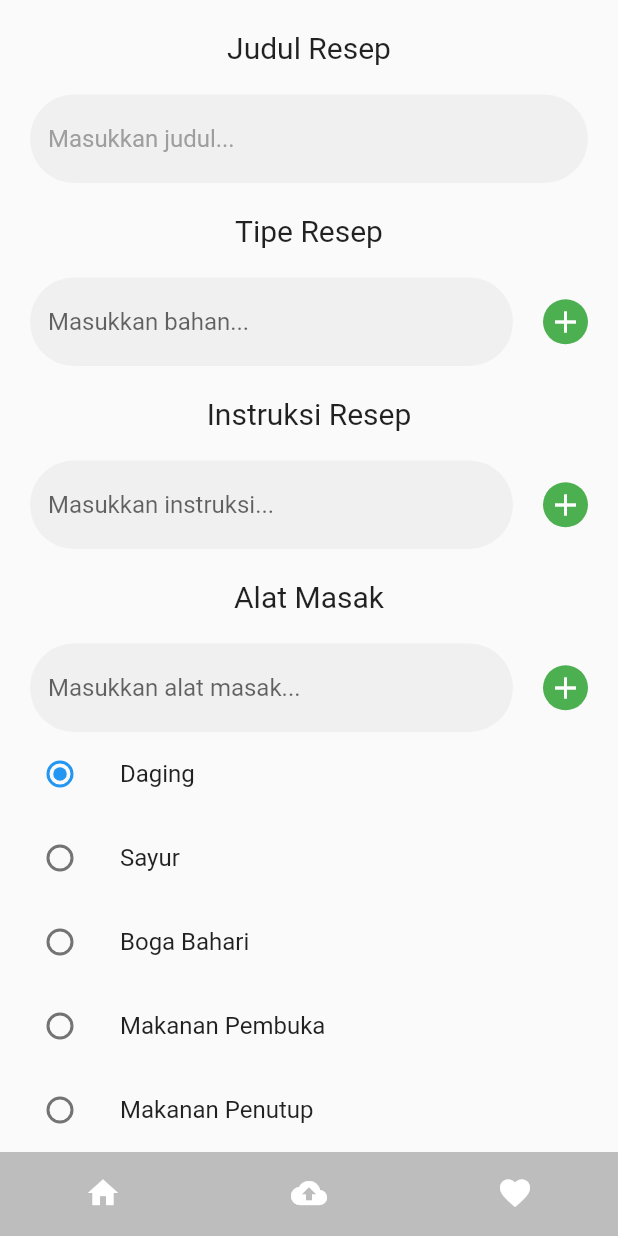
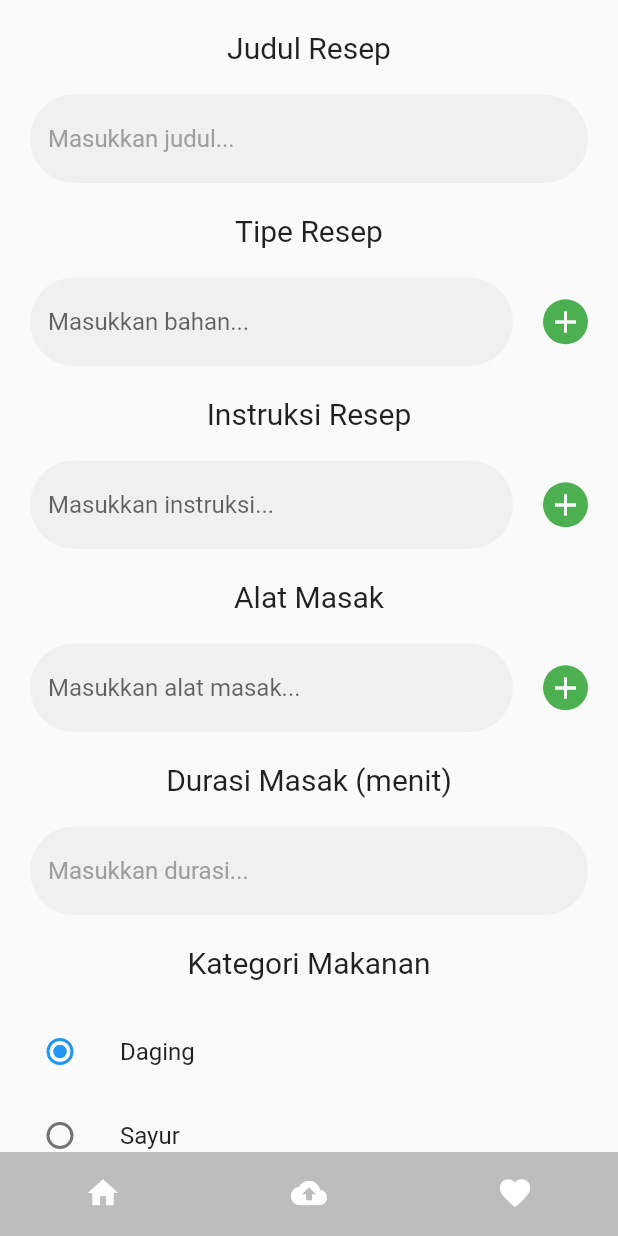
Before and after one commit to KamilZhafran/Mangkir-Mobile-Based, a Flutter app: the screen it shows after launch, swiped to page 2, on a phone screen of 412 x 824 dp. Run offline on Flutter 3.47's test engine with Material 2 defaults, Android fonts, the phone set to English and light mode, and no system bars; our stand-ins replace carousel_slider, flutter_rating_bar, flutter_svg; network calls fail.

Commit message:
upload page update

```diff
--- a/lib/UploadPage.dart
+++ b/lib/UploadPage.dart
@@ -7,7 +7,9 @@ void main() {
 }
 
 enum RecipeType { meat, vegetable, seafood, appetizer, dessert }
+
 TextEditingController titleController = TextEditingController();
+TextEditingController timeController = TextEditingController();
 
 class Upload extends StatefulWidget {
   const Upload({Key? key}) : super(key: key);
@@ -157,6 +159,38 @@ class _UploadState extends State<Upload> {
                 ),
                 itemCount: _toolsList.length,
               ),
+              Padding(
+                padding: EdgeInsets.only(top: 20, left: 20, right: 20),
+                child: Text(
+                  "Durasi Masak (menit)",
+                  textAlign: TextAlign.left,
+                  style: TextStyle(fontSize: 20),
+                ),
+              ),
+              Padding(
+                padding: EdgeInsets.only(top: 20, left: 20, right: 20),
+                child: TextField(
+                  controller: timeController,
+                  decoration: InputDecoration(
+                    border: OutlineInputBorder(
+                      borderRadius: BorderRadius.circular(50),
+                      borderSide: BorderSide.none,
+                    ),
+                    filled: true,
+                    hintText: 'Masukkan durasi...',
+                    hintStyle: TextStyle(color: Colors.grey),
+                  ),
+                ),
+              ),
+              Padding(
+                padding:
+                    EdgeInsets.only(top: 20, left: 20, right: 20, bottom: 20),
+                child: Text(
+                  "Kategori Makanan",
+                  textAlign: TextAlign.left,
+                  style: TextStyle(fontSize: 20),
+                ),
+              ),
               ListTile(
                 title: const Text("Daging"),
                 leading: Radio<RecipeType>(
@@ -246,7 +280,6 @@ class _UploadState extends State<Upload> {
               Padding(
                 padding: EdgeInsets.only(left: 20, right: 20, top: 20),
                 child: ElevatedButton(
-
                   style: ButtonStyle(
                     minimumSize: MaterialStateProperty.all<Size>(
                         Size(double.infinity, 50)),
```
